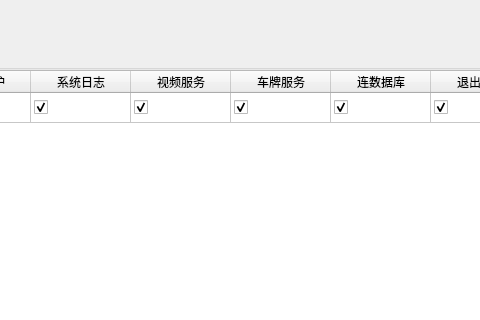
Before: the Qt Designer form UIWnd/rightmgm.ui in Anne081031/WinParkUI, drawn with Qt 5; both pictures show x 731 to 1211 and y 0 to 320 of the 1390 by 818 pixel window.
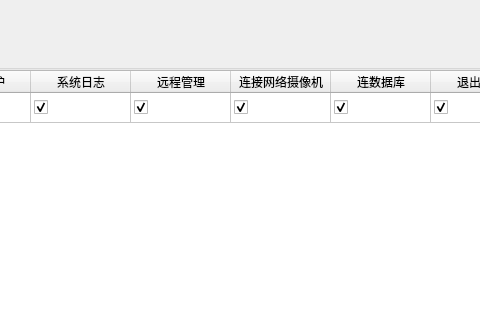
After: the same form once the commit is applied. Icons and pictures are not drawn.

What changed in the file:
```diff
--- a/UIWnd/rightmgm.ui
+++ b/UIWnd/rightmgm.ui
@@ -96,12 +96,12 @@
     </column>
     <column>
      <property name="text">
-      <string>视频服务</string>
+      <string>远程管理</string>
      </property>
     </column>
     <column>
      <property name="text">
-      <string>车牌服务</string>
+      <string>连接网络摄像机</string>
      </property>
     </column>
     <column>
@@ -191,12 +191,12 @@
     </column>
     <column>
      <property name="text">
-      <string>打印日报表</string>
+      <string>打印报表</string>
      </property>
     </column>
     <column>
      <property name="text">
-      <string>打印月报表</string>
+      <string>滞留车辆</string>
      </property>
     </column>
     <column>
```
